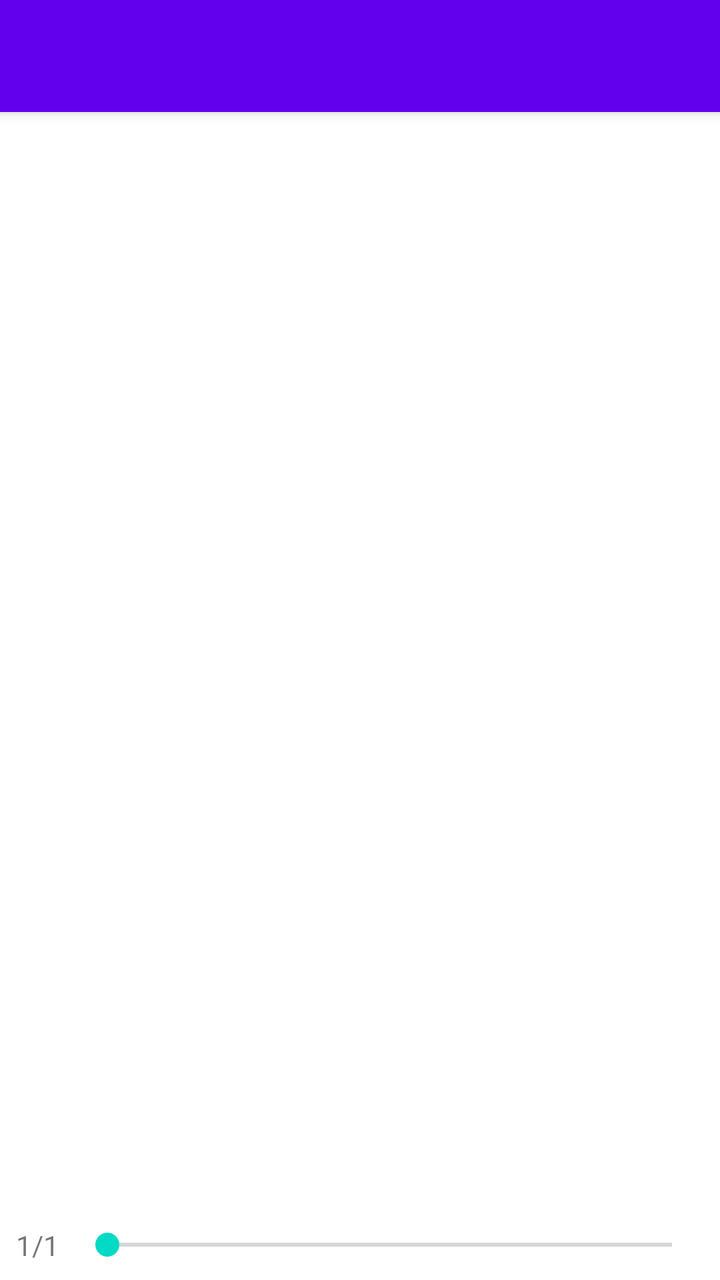
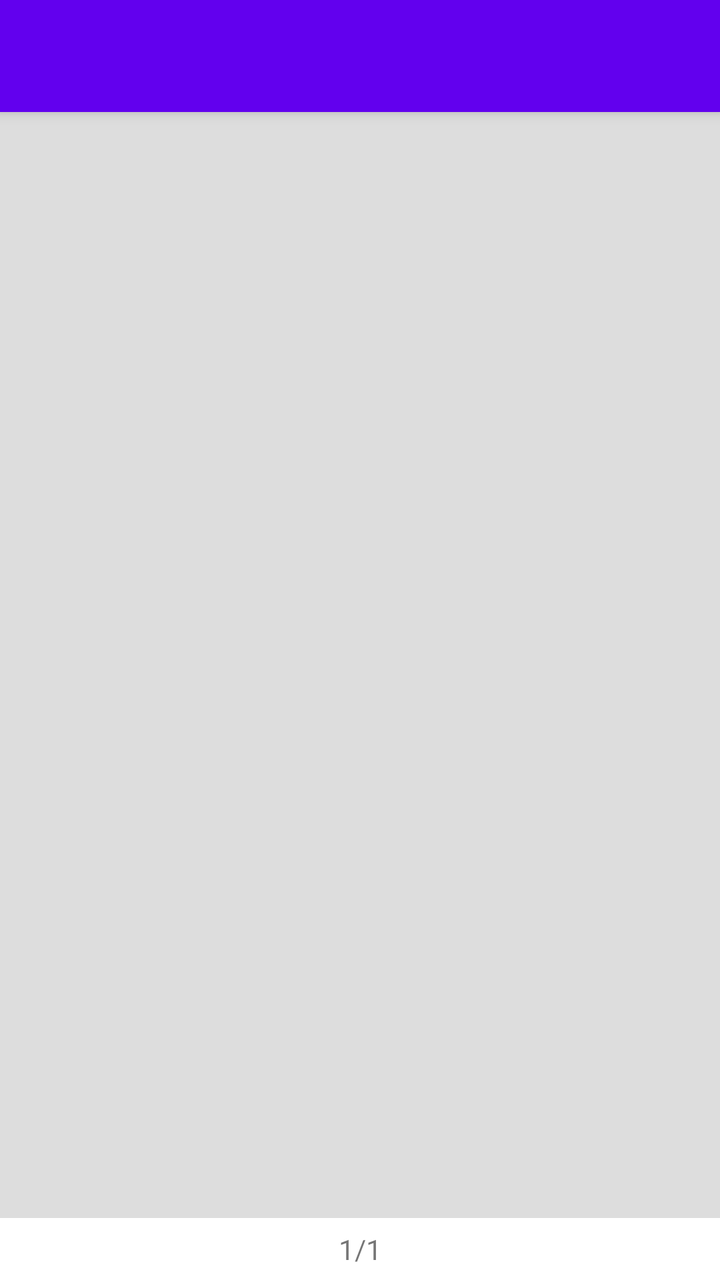

Compare the two renders of this Android layout. The source of the first and the diff that turns it into the second are given below.
<!-- AndroidManifest.xml: application theme Theme.MaterialComponents.DayNight.NoActionBar -->
<!-- res/layout/activity_pdf_viewer.xml -->
<LinearLayout xmlns:android="http://schemas.android.com/apk/res/android"
    android:layout_width="match_parent"
    android:layout_height="match_parent"
    android:orientation="vertical">

    <androidx.appcompat.widget.Toolbar
        android:id="@+id/toolbar"
        android:layout_width="match_parent"
        android:layout_height="?attr/actionBarSize"
        android:background="?attr/colorPrimary"
        android:elevation="4dp"
        android:titleTextColor="@android:color/white" />

    <androidx.viewpager2.widget.ViewPager2
        android:id="@+id/viewPager"
        android:layout_width="match_parent"
        android:layout_height="0dp"
        android:layout_weight="1" />

    <LinearLayout
        android:layout_width="match_parent"
        android:layout_height="wrap_content"
        android:orientation="horizontal"
        android:padding="8dp"
        android:gravity="center_vertical">

        <TextView android:id="@+id/pageIndicator"
            android:layout_width="wrap_content"
            android:layout_height="wrap_content"
            android:layout_marginEnd="8dp"
            android:text="1/1" />

        <SeekBar android:id="@+id/pageSeekBar"
            android:layout_width="0dp"
            android:layout_height="wrap_content"
            android:layout_weight="1"
            android:max="0" />
    </LinearLayout>
</LinearLayout>
<!-- resources referenced by this layout -->
<resources>

</resources>

<!-- the commit's change to res/layout/activity_pdf_viewer.xml (unified diff, before → after) -->
@@ -11,29 +11,20 @@
         android:elevation="4dp"
         android:titleTextColor="@android:color/white" />
 
-    <androidx.viewpager2.widget.ViewPager2
-        android:id="@+id/viewPager"
+    <androidx.recyclerview.widget.RecyclerView
+        android:id="@+id/pageList"
         android:layout_width="match_parent"
         android:layout_height="0dp"
-        android:layout_weight="1" />
+        android:layout_weight="1"
+        android:background="#DDDDDD"
+        android:clipToPadding="false"
+        android:paddingTop="4dp"
+        android:paddingBottom="4dp" />
 
-    <LinearLayout
+    <TextView android:id="@+id/pageIndicator"
         android:layout_width="match_parent"
         android:layout_height="wrap_content"
-        android:orientation="horizontal"
-        android:padding="8dp"
-        android:gravity="center_vertical">
-
-        <TextView android:id="@+id/pageIndicator"
-            android:layout_width="wrap_content"
-            android:layout_height="wrap_content"
-            android:layout_marginEnd="8dp"
-            android:text="1/1" />
-
-        <SeekBar android:id="@+id/pageSeekBar"
-            android:layout_width="0dp"
-            android:layout_height="wrap_content"
-            android:layout_weight="1"
-            android:max="0" />
-    </LinearLayout>
+        android:gravity="center"
+        android:padding="6dp"
+        android:text="1/1" />
 </LinearLayout>
